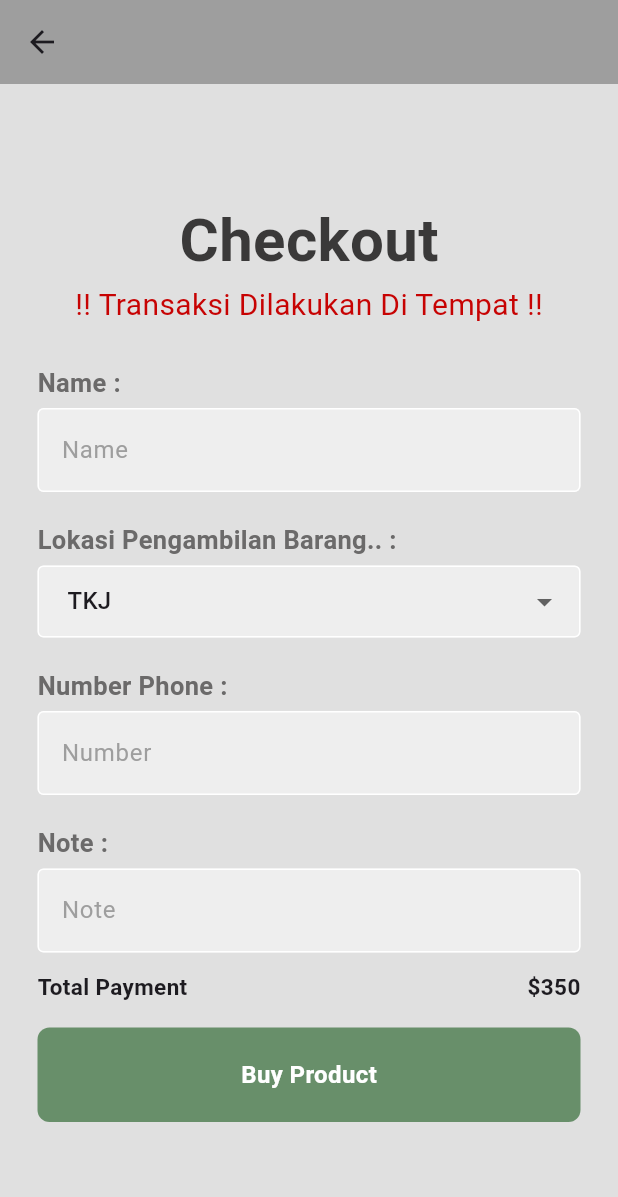
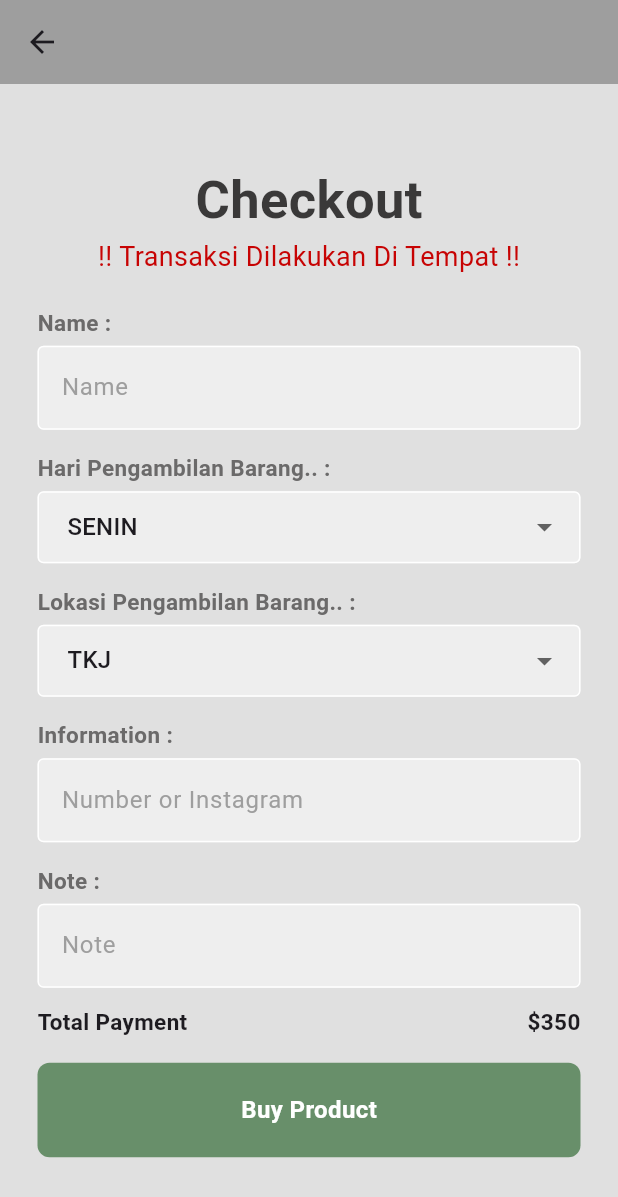
Before and after one commit to raaffiy/ecommerce_flutter, a Flutter app: the CheckOut screen opened directly, on a phone screen of 412 x 824 dp. Shown: the top 1197 px of the screen. Run offline on Flutter 3.47's test engine with Material 3 defaults, Android fonts, the phone set to English and light mode, and no system bars; our stand-ins replace firebase_auth, firebase_core, get, google_nav_bar, google_sign_in; accounts and stored records are empty.

Commit message:
update system

```diff
--- a/lib/components/all_product_tile.dart
+++ b/lib/components/all_product_tile.dart
@@ -63,6 +63,17 @@ class AllTile extends StatelessWidget {
                             const SizedBox(width: 3),
                             Text(
                               shoe.jurusan,
+                              style: const TextStyle(
+                                color: Colors.grey,
+                              ),
+                            ),
+                            const Text(
+                              ' - ',
+                              style: TextStyle(color: Colors.grey),
+                            ),
+                            const SizedBox(width: 3),
+                            Text(
+                              shoe.options,
                               style: const TextStyle(
                                 color: Colors.grey,
                               ),
--- a/lib/components/shoe_tile.dart
+++ b/lib/components/shoe_tile.dart
@@ -61,6 +61,17 @@ class ShoeTile extends StatelessWidget {
                           const SizedBox(width: 3),
                           Text(
                             shoe.jurusan,
+                            style: const TextStyle(
+                              color: Colors.grey,
+                            ),
+                          ),
+                          const Text(
+                            ' - ',
+                            style: TextStyle(color: Colors.grey),
+                          ),
+                          const SizedBox(width: 3),
+                          Text(
+                            shoe.options,
                             style: const TextStyle(
                               color: Colors.grey,
                             ),
--- a/lib/models/cart.dart
+++ b/lib/models/cart.dart
@@ -10,6 +10,7 @@ class Cart extends ChangeNotifier {
       kelas: 'XI',
       jurusan: 'TKJ',
       name: 'Product 1',
+      options: '1',
       price: '12.000',
       description: 'Description 1',
       imagePath: 'lib/images/product.png',
@@ -20,6 +21,7 @@ class Cart extends ChangeNotifier {
       kelas: 'X',
       jurusan: 'TEI',
       name: 'Product 2',
+      options: '2',
       price: '25.000',
       description: 'Description 2',
       imagePath: 'lib/images/product2.png',
@@ -30,6 +32,7 @@ class Cart extends ChangeNotifier {
       kelas: 'XII',
       jurusan: 'AK',
       name: 'Product 3',
+      options: '1',
       price: '21.000',
       description: 'Description 3',
       imagePath: 'lib/images/product3.png',
@@ -40,6 +43,7 @@ class Cart extends ChangeNotifier {
       kelas: 'XI',
       jurusan: 'RPL',
       name: 'Product 4',
+      options: '3',
       price: '18.000',
       description: 'Description 4',
       imagePath: 'lib/images/product4.png',
@@ -50,6 +54,7 @@ class Cart extends ChangeNotifier {
       kelas: 'X',
       jurusan: 'TO',
       name: 'Product 5',
+      options: 'K.I',
       price: '13.000',
       description: 'Description 5',
       imagePath: 'lib/images/product5.png',
@@ -60,6 +65,7 @@ class Cart extends ChangeNotifier {
       kelas: 'X',
       jurusan: 'TET',
       name: 'Product 6',
+      options: '2',
       price: '10.000',
       description: 'Description 6',
       imagePath: 'lib/images/product6.png',
@@ -93,4 +99,10 @@ class Cart extends ChangeNotifier {
     userCart.remove(shoe);
     notifyListeners();
   }
+
+  // clear product in cart
+  void clearCart() {
+    userCart.clear();
+    notifyListeners();
+  }
 }
--- a/lib/models/shoe.dart
+++ b/lib/models/shoe.dart
@@ -1,20 +1,22 @@
 class Shoe {
   final String id;
-  final String name;
-  final String price;
   final String username;
   final String kelas;
   final String jurusan;
+  final String options;
+  final String name;
+  final String price;
   final String imagePath;
   final String description;
 
   Shoe({
     required this.id,
-    required this.name,
-    required this.price,
     required this.username,
     required this.kelas,
     required this.jurusan,
+    required this.options,
+    required this.name,
+    required this.price,
     required this.imagePath,
     required this.description,
   });
--- a/lib/pages/checkout_page.dart
+++ b/lib/pages/checkout_page.dart
@@ -1,5 +1,7 @@
+import 'package:ecommerce/models/cart.dart';
 import 'package:ecommerce/pages/success_buy.dart';
 import 'package:flutter/material.dart';
+import 'package:provider/provider.dart';
 
 class CheckOut extends StatefulWidget {
   const CheckOut({Key? key}) : super(key: key);
@@ -11,11 +13,21 @@ class CheckOut extends StatefulWidget {
 class _CheckOutState extends State<CheckOut> {
   // list lokasi
   List<String> listLokasi = <String>['TKJ', 'TEI', 'RPL', 'TET', 'AK', 'TO'];
-  String dropdownValue = '';
+  List<String> listHari = <String>[
+    'SENIN',
+    'SELASA',
+    'RABU',
+    'KAMIS',
+    'JUMAT',
+    'SABTU'
+  ];
+  String dropdownLokasi = '';
+  String dropdownHari = '';
   @override
   void initState() {
     super.initState();
-    dropdownValue = listLokasi.first;
+    dropdownLokasi = listLokasi.first;
+    dropdownHari = listHari.first;
   }
 
   void OnTap() {
@@ -44,7 +56,7 @@ class _CheckOutState extends State<CheckOut> {
             ),
             TextButton(
               onPressed: () {
-                // Handle the action when user clicks "Yes"
+                // Handle the action when the user clicks "Yes"
                 Navigator.of(context).pop(); // Close the dialog
                 _completePurchase(); // Call the function to complete the purchase
               },
@@ -57,7 +69,10 @@ class _CheckOutState extends State<CheckOut> {
   }
 
   void _completePurchase() {
-    // Add your logic to complete the purchase here
+    // clear cart
+    Provider.of<Cart>(context, listen: false).clearCart();
+
+    // Navigate to the success page or perform any other actions
     Navigator.push(
       context,
       MaterialPageRoute(
@@ -88,7 +103,7 @@ class _CheckOutState extends State<CheckOut> {
                   'Checkout',
                   style: TextStyle(
                     fontWeight: FontWeight.bold,
-                    fontSize: 40,
+                    fontSize: 35,
                     color: Color.fromARGB(255, 58, 57, 57),
                   ),
                 ),
@@ -96,12 +111,12 @@ class _CheckOutState extends State<CheckOut> {
                 const Text(
                   '!! Transaksi Dilakukan Di Tempat !!',
                   style: TextStyle(
-                    fontSize: 20,
+                    fontSize: 18,
                     color: Color.fromARGB(255, 199, 3, 3),
                   ),
                 ),
 
-                const SizedBox(height: 25),
+                const SizedBox(height: 20),
 
                 // name
                 const Padding(
@@ -111,7 +126,7 @@ class _CheckOutState extends State<CheckOut> {
                       Text(
                         'Name : ',
                         style: TextStyle(
-                          fontSize: 17,
+                          fontSize: 15,
                           fontWeight: FontWeight.bold,
                           color: Color.fromARGB(255, 107, 106, 106),
                         ),
@@ -143,7 +158,65 @@ class _CheckOutState extends State<CheckOut> {
                   ),
                 ),
 
-                const SizedBox(height: 20),
+                const SizedBox(height: 15),
+
+                // Hari
+                const Padding(
+                  padding: EdgeInsets.symmetric(horizontal: 25.0),
+                  child: Row(
+                    children: [
+                      Text(
+                        'Hari Pengambilan Barang.. : ',
+                        style: TextStyle(
+                          fontSize: 15,
+                          fontWeight: FontWeight.bold,
+                          color: Color.fromARGB(255, 107, 106, 106),
+                        ),
+                      ),
+                    ],
+                  ),
+                ),
+
+                const SizedBox(height: 5),
+
+                // List Hari
+                Padding(
+                  padding: const EdgeInsets.symmetric(horizontal: 25.0),
+                  child: DropdownButtonFormField<String>(
+                    decoration: InputDecoration(
+                      enabledBorder: const OutlineInputBorder(
+                        borderSide: BorderSide(color: Colors.white),
+                      ),
+                      focusedBorder: OutlineInputBorder(
+                        borderSide: BorderSide(color: Colors.grey.shade400),
+                      ),
+                      fillColor: Colors.grey.shade200,
+                      filled: true,
+                      hintStyle: TextStyle(
+                        color: Colors.grey[500],
+                      ),
+                      contentPadding: const EdgeInsets.symmetric(
+                        vertical: 12,
+                        horizontal: 16,
+                      ),
+                    ),
+                    value: dropdownHari,
+                    onChanged: (String? value) {
+                      setState(() {
+                        dropdownHari = value!;
+                      });
+                    },
+                    items:
+                        listHari.map<DropdownMenuItem<String>>((String value) {
+                      return DropdownMenuItem<String>(
+                        value: value,
+                        child: Text(value),
+                      );
+                    }).toList(),
+                  ),
+                ),
+
+                const SizedBox(height: 15),
 
                 // lokasi
                 const Padding(
@@ -153,7 +226,7 @@ class _CheckOutState extends State<CheckOut> {
                       Text(
                         'Lokasi Pengambilan Barang.. : ',
                         style: TextStyle(
-                          fontSize: 17,
+                          fontSize: 15,
                           fontWeight: FontWeight.bold,
                           color: Color.fromARGB(255, 107, 106, 106),
                         ),
@@ -185,10 +258,10 @@ class _CheckOutState extends State<CheckOut> {
                         horizontal: 16,
                       ),
                     ),
-                    value: dropdownValue,
+                    value: dropdownLokasi,
                     onChanged: (String? value) {
                       setState(() {
-                        dropdownValue = value!;
+                        dropdownLokasi = value!;
                       });
                     },
                     items: listLokasi
@@ -201,17 +274,17 @@ class _CheckOutState extends State<CheckOut> {
                   ),
                 ),
 
-                const SizedBox(height: 20),
+                const SizedBox(height: 15),
 
-                // Number
+                // Information
                 const Padding(
                   padding: EdgeInsets.symmetric(horizontal: 25.0),
                   child: Row(
                     children: [
                       Text(
-                        'Number Phone : ',
+                        'Information : ',
                         style: TextStyle(
-                          fontSize: 17,
+                          fontSize: 15,
                           fontWeight: FontWeight.bold,
                           color: Color.fromARGB(255, 107, 106, 106),
                         ),
@@ -235,7 +308,7 @@ class _CheckOutState extends State<CheckOut> {
                       ),
                       fillColor: Colors.grey.shade200,
                       filled: true,
-                      hintText: 'Number',
+                      hintText: 'Number or Instagram',
                       hintStyle: TextStyle(
                         color: Colors.grey[500],
                       ),
@@ -243,7 +316,7 @@ class _CheckOutState extends State<CheckOut> {
                   ),
                 ),
 
-                const SizedBox(height: 20),
+                const SizedBox(height: 15),
 
                 // note
                 const Padding(
@@ -253,7 +326,7 @@ class _CheckOutState extends State<CheckOut> {
                       Text(
                         'Note : ',
                         style: TextStyle(
-                          fontSize: 17,
+                          fontSize: 15,
                           fontWeight: FontWeight.bold,
                           color: Color.fromARGB(255, 107, 106, 106),
                         ),
```
